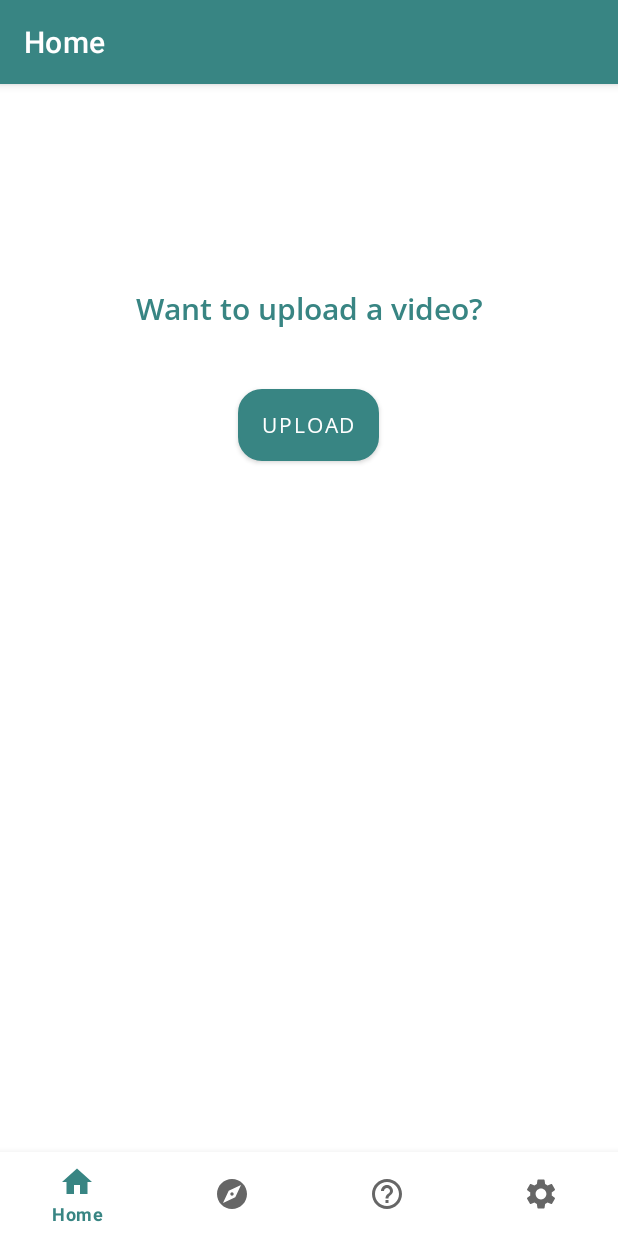
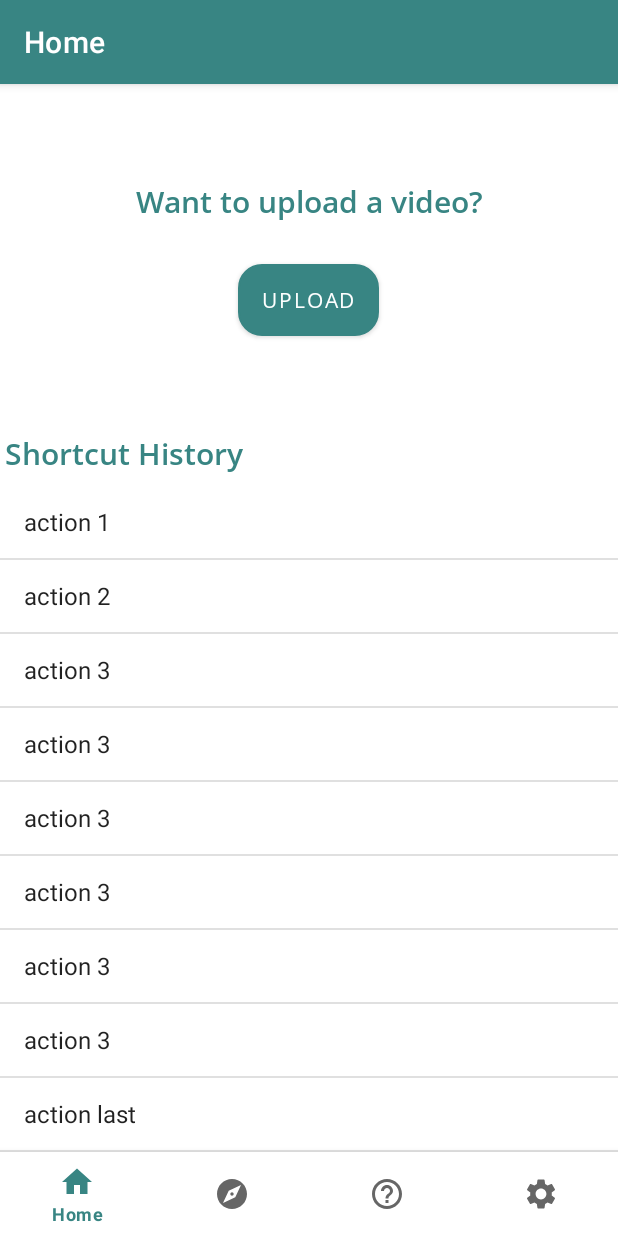
Before and after one commit to ealh0002/accessibilityTemplateUI, an Android app: the screen it shows after launch (MainActivity), on a phone screen of 412 x 824 dp. Run offline under Robolectric (Android 15) with nearby library versions, the phone set to English and light mode, and no system bars; our stand-ins replace navigation-ui.

Commit message:
Adding shortcut history
Shortcut history in home fragment

```diff
--- a/templateUI/app/build.gradle
+++ b/templateUI/app/build.gradle
@@ -39,6 +39,7 @@ dependencies {
     implementation 'androidx.lifecycle:lifecycle-viewmodel-ktx:2.3.1'
     implementation 'androidx.navigation:navigation-fragment:2.3.5'
     implementation 'androidx.navigation:navigation-ui:2.3.5'
+    implementation 'androidx.legacy:legacy-support-v4:1.0.0'
     testImplementation 'junit:junit:4.13.2'
     androidTestImplementation 'androidx.test.ext:junit:1.1.3'
     androidTestImplementation 'androidx.test.espresso:espresso-core:3.4.0'
--- a/templateUI/app/src/main/java/com/example/templateui/ui/home/HomeFragment.java
+++ b/templateUI/app/src/main/java/com/example/templateui/ui/home/HomeFragment.java
@@ -4,29 +4,58 @@ import android.os.Bundle;
 import android.view.LayoutInflater;
 import android.view.View;
 import android.view.ViewGroup;
+import android.widget.ArrayAdapter;
+import android.widget.ListView;
 import android.widget.TextView;
 
 import androidx.annotation.NonNull;
 import androidx.fragment.app.Fragment;
 import androidx.lifecycle.ViewModelProvider;
 
+import com.example.templateui.R;
 import com.example.templateui.databinding.FragmentHomeBinding;
+
+import java.util.ArrayList;
+import java.util.List;
 
 public class HomeFragment extends Fragment {
 
     private FragmentHomeBinding binding;
+
+    // for the lists of actions
+    ListView listView;
+    List list = new ArrayList();
+    ArrayAdapter adapter;
 
     public View onCreateView(@NonNull LayoutInflater inflater,
                              ViewGroup container, Bundle savedInstanceState) {
         HomeViewModel homeViewModel =
                 new ViewModelProvider(this).get(HomeViewModel.class);
 
+
         binding = FragmentHomeBinding.inflate(inflater, container, false);
         View root = binding.getRoot();
 
+        listView = (ListView) root.findViewById(R.id.list_history);
+        list.add("action 1");
+        list.add("action 2");
+        list.add("action 3");
+        list.add("action 3");
+        list.add("action 3");
+        list.add("action 3");
+        list.add("action 3");
+        list.add("action 3");
+        list.add("action last");
+
+
+
+        adapter = new ArrayAdapter(getActivity(), android.R.layout.simple_list_item_1, list);
+        listView.setAdapter(adapter);
         final TextView textView = binding.textHome;
         homeViewModel.getText().observe(getViewLifecycleOwner(), textView::setText);
         return root;
+
+
     }
 
     @Override
--- a/templateUI/app/src/main/res/layout/fragment_home.xml
+++ b/templateUI/app/src/main/res/layout/fragment_home.xml
@@ -1,10 +1,11 @@
 <?xml version="1.0" encoding="utf-8"?>
-<androidx.constraintlayout.widget.ConstraintLayout xmlns:android="http://schemas.android.com/apk/res/android"
+<RelativeLayout xmlns:android="http://schemas.android.com/apk/res/android"
     xmlns:app="http://schemas.android.com/apk/res-auto"
     xmlns:tools="http://schemas.android.com/tools"
     android:layout_width="match_parent"
     android:layout_height="match_parent"
-    tools:context=".ui.home.HomeFragment">
+    tools:context=".ui.home.HomeFragment"
+    android:paddingBottom="20dp">
 
     <TextView
         android:id="@+id/text_home"
@@ -18,36 +19,55 @@
         android:textAlignment="center"
         android:textColor="@color/mint_green_main"
         android:textSize="20sp"
-        app:layout_constraintBottom_toBottomOf="parent"
-        app:layout_constraintEnd_toEndOf="parent"
-        app:layout_constraintHorizontal_bias="0.0"
-        app:layout_constraintStart_toStartOf="parent"
-        app:layout_constraintTop_toTopOf="parent"
-        app:layout_constraintVertical_bias="0.106"
         tools:ignore="HardcodedText" />
 
     <Button
         android:id="@+id/upload_button"
         android:layout_width="wrap_content"
         android:layout_height="wrap_content"
-        android:layout_centerInParent="true"
+        android:layout_alignParentTop="true"
+        android:layout_centerHorizontal="true"
         android:layout_gravity="center_vertical|center_horizontal"
+        android:layout_marginTop="64dp"
         android:background="@drawable/default_rounded_button"
         android:fontFamily="@font/opensans_regular"
         android:text="Upload"
         app:layout_constraintBottom_toBottomOf="parent"
         app:layout_constraintEnd_toEndOf="parent"
-        app:layout_constraintHorizontal_bias="0.498"
         app:layout_constraintStart_toStartOf="parent"
         app:layout_constraintTop_toTopOf="parent"
         app:layout_constraintVertical_bias="0.222"
         tools:ignore="HardcodedText" />
 
-    <androidx.constraintlayout.widget.Guideline
-        android:id="@+id/guideline2"
-        android:layout_width="wrap_content"
-        android:layout_height="wrap_content"
-        android:orientation="vertical"
-        app:layout_constraintGuide_begin="20dp" />
 
-</androidx.constraintlayout.widget.ConstraintLayout>
+    <RelativeLayout
+        android:layout_width="match_parent"
+        android:layout_height="wrap_content">
+
+        <TextView
+            android:id="@+id/text_history"
+            android:layout_width="match_parent"
+            android:layout_height="wrap_content"
+            android:layout_alignParentStart="true"
+            android:layout_alignParentTop="true"
+            android:layout_centerVertical="true"
+            android:layout_marginStart="3dp"
+            android:layout_marginTop="176dp"
+            android:layout_marginEnd="0dp"
+            android:fontFamily="@font/opensans_semibold"
+            android:text="Shortcut History"
+            android:textColor="@color/mint_green_main"
+            android:textSize="20sp"
+            tools:ignore="HardcodedText" />
+
+        <ListView
+            android:id="@+id/list_history"
+            android:layout_width="match_parent"
+            android:layout_height="match_parent"
+            android:layout_below="@+id/text_history"
+            android:layout_marginTop="8dp"
+            android:paddingBottom="30dp" />
+
+    </RelativeLayout>
+
+</RelativeLayout>
```
